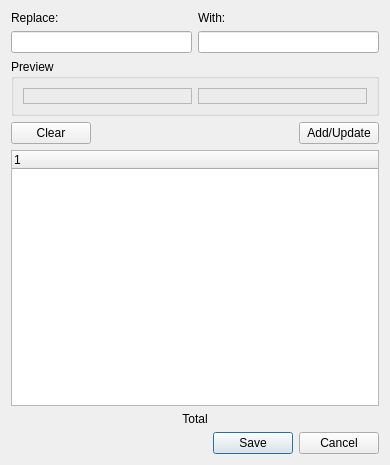
OpenBangla/OpenBangla-Keyboard, file src/frontend/AutoCorrectDialog.ui: the form before one commit.
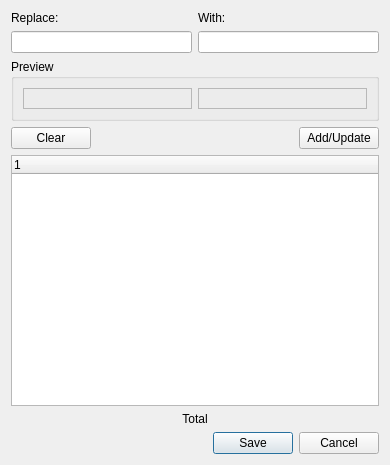
The form after the commit.

Commit message: Use Noto Serif Bengali font for displaying Bengali text in the Auto Correct Update dialog

The edit to the form file:
```diff
--- a/src/frontend/AutoCorrectDialog.ui
+++ b/src/frontend/AutoCorrectDialog.ui
@@ -70,6 +70,11 @@
           <verstretch>0</verstretch>
          </sizepolicy>
         </property>
+        <property name="font">
+         <font>
+          <family>Noto Serif Bengali</family>
+         </font>
+        </property>
         <property name="frameShape">
          <enum>QFrame::StyledPanel</enum>
         </property>
@@ -86,6 +91,11 @@
           <verstretch>0</verstretch>
          </sizepolicy>
         </property>
+        <property name="font">
+         <font>
+          <family>Noto Serif Bengali</family>
+         </font>
+        </property>
         <property name="frameShape">
          <enum>QFrame::StyledPanel</enum>
         </property>
```
